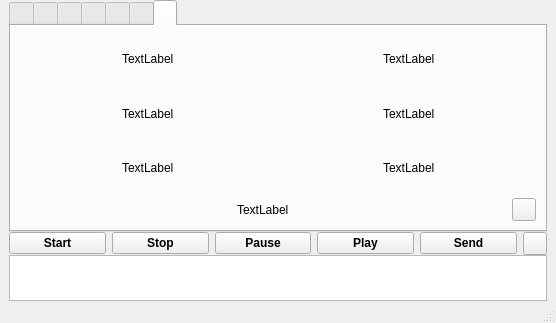
Old version of the form vokoscreen.ui in the repository yanuarakhid/vokoscreen.
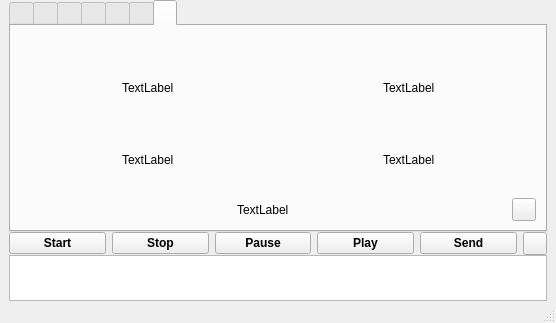
New version of the form. The open tabs and pages were chosen to show the change.

Commit message: About Tab adapted to the window version

The edit to the form file:
```diff
--- a/vokoscreen.ui
+++ b/vokoscreen.ui
@@ -1119,13 +1119,6 @@
                 </property>
                </spacer>
               </item>
-              <item>
-               <widget class="QLabel" name="labelOpensuseBetaUrl">
-                <property name="text">
-                 <string notr="true">TextLabel</string>
-                </property>
-               </widget>
-              </item>
               <item>
                <spacer name="horizontalSpacer_22">
                 <property name="orientation">
@@ -1156,13 +1149,6 @@
                 </property>
                </spacer>
               </item>
-              <item>
-               <widget class="QLabel" name="labelDeveLoperMail">
-                <property name="text">
-                 <string notr="true">TextLabel</string>
-                </property>
-               </widget>
-              </item>
               <item>
                <spacer name="horizontalSpacer_17">
                 <property name="orientation">
```
Left out of the diff: 2 changed lines with no effect on the pictures. The commit also changes 1 other file.
